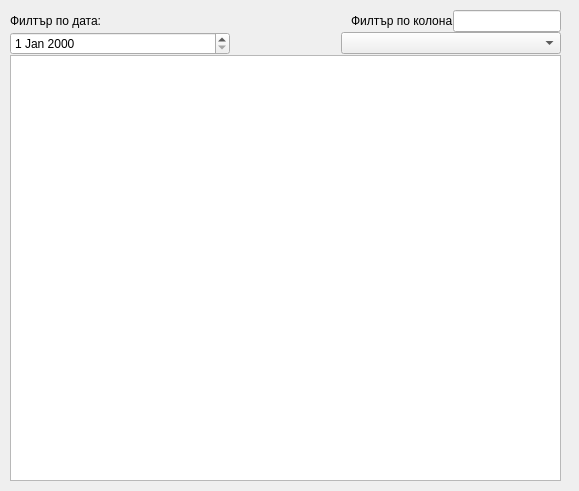
This is UI/job_table_view.ui in NadiaStrashnikova/JobCrawler as Qt 5 draws it before an edit. The edited form follows.
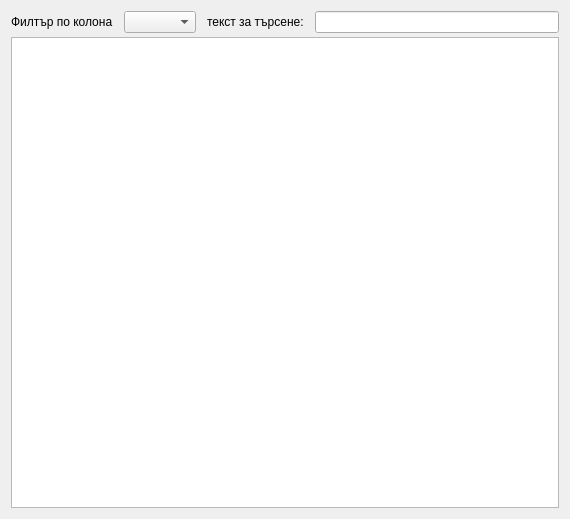
This is the edited form.

Commit message: Chnages on UI table view

The edit to the form file:
```diff
--- a/UI/job_table_view.ui
+++ b/UI/job_table_view.ui
@@ -6,25 +6,18 @@
    <rect>
     <x>0</x>
     <y>0</y>
-    <width>579</width>
-    <height>491</height>
+    <width>570</width>
+    <height>519</height>
    </rect>
   </property>
   <property name="windowTitle">
    <string>LIst of jobs advertisement</string>
   </property>
-  <widget class="QWidget" name="verticalLayoutWidget">
-   <property name="geometry">
-    <rect>
-     <x>10</x>
-     <y>10</y>
-     <width>551</width>
-     <height>471</height>
-    </rect>
-   </property>
-   <layout class="QVBoxLayout" name="verticalLayout" stretch="1,1,20">
+  <layout class="QVBoxLayout" name="verticalLayout_2">
+   <item>
+    <layout class="QVBoxLayout" name="verticalLayout" stretch="1,20">
     <property name="spacing">
-     <number>0</number>
+      <number>4</number>
     </property>
     <property name="sizeConstraint">
      <enum>QLayout::SetMinAndMaxSize</enum>
@@ -33,27 +26,10 @@
      <number>0</number>
     </property>
     <item>
-     <layout class="QHBoxLayout" name="horizontalLayout" stretch="2,0,0,0">
-      <item>
-       <widget class="QLabel" name="lbl_filter">
-        <property name="text">
-         <string>Филтър по дата:</string>
-        </property>
-       </widget>
-      </item>
-      <item>
-       <spacer name="horizontalSpacer_2">
-        <property name="orientation">
-         <enum>Qt::Horizontal</enum>
-        </property>
-        <property name="sizeHint" stdset="0">
-         <size>
-          <width>40</width>
-          <height>20</height>
-         </size>
-        </property>
-       </spacer>
-      </item>
+      <layout class="QHBoxLayout" name="horizontalLayout" stretch="0,0,0,0">
+       <property name="spacing">
+        <number>11</number>
+       </property>
       <item>
        <widget class="QLabel" name="lbl_filter_column">
         <property name="text">
@@ -62,31 +38,18 @@
        </widget>
       </item>
       <item>
-       <widget class="QLineEdit" name="le_filter"/>
-      </item>
-     </layout>
-    </item>
-    <item>
-     <layout class="QHBoxLayout" name="horizontalLayout_2" stretch="2,1,2">
-      <item>
-       <widget class="QDateEdit" name="de_post_date"/>
-      </item>
-      <item>
-       <spacer name="horizontalSpacer">
-        <property name="orientation">
-         <enum>Qt::Horizontal</enum>
-        </property>
-        <property name="sizeHint" stdset="0">
-         <size>
-          <width>40</width>
-          <height>20</height>
-         </size>
-        </property>
-       </spacer>
-      </item>
-      <item>
        <widget class="QComboBox" name="cb_column"/>
       </item>
+       <item>
+        <widget class="QLabel" name="label">
+         <property name="text">
+          <string>текст за търсене:</string>
+         </property>
+        </widget>
+       </item>
+       <item>
+        <widget class="QLineEdit" name="le_filter"/>
+       </item>
      </layout>
     </item>
     <item>
@@ -121,7 +84,8 @@
      </widget>
     </item>
    </layout>
-  </widget>
+   </item>
+  </layout>
  </widget>
  <resources/>
  <connections/>
```
Left out of the diff: 3 changed lines with no effect on the pictures. Lines whose indentation alone changed are shown as unchanged. The commit also changes 4 other files.
